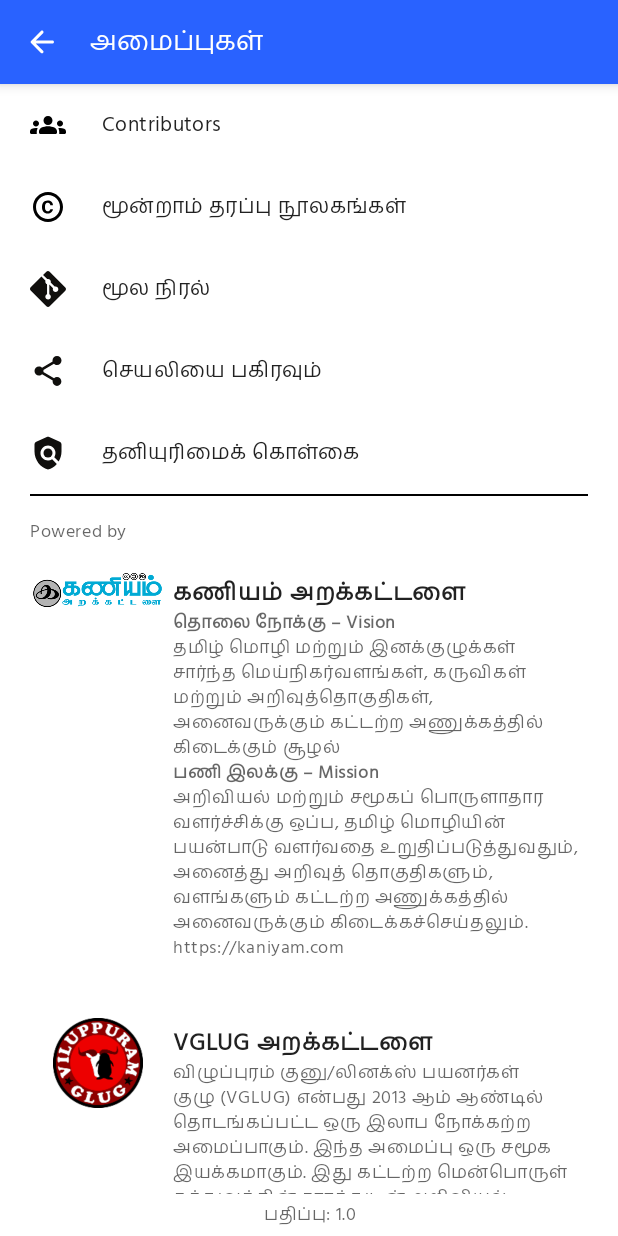
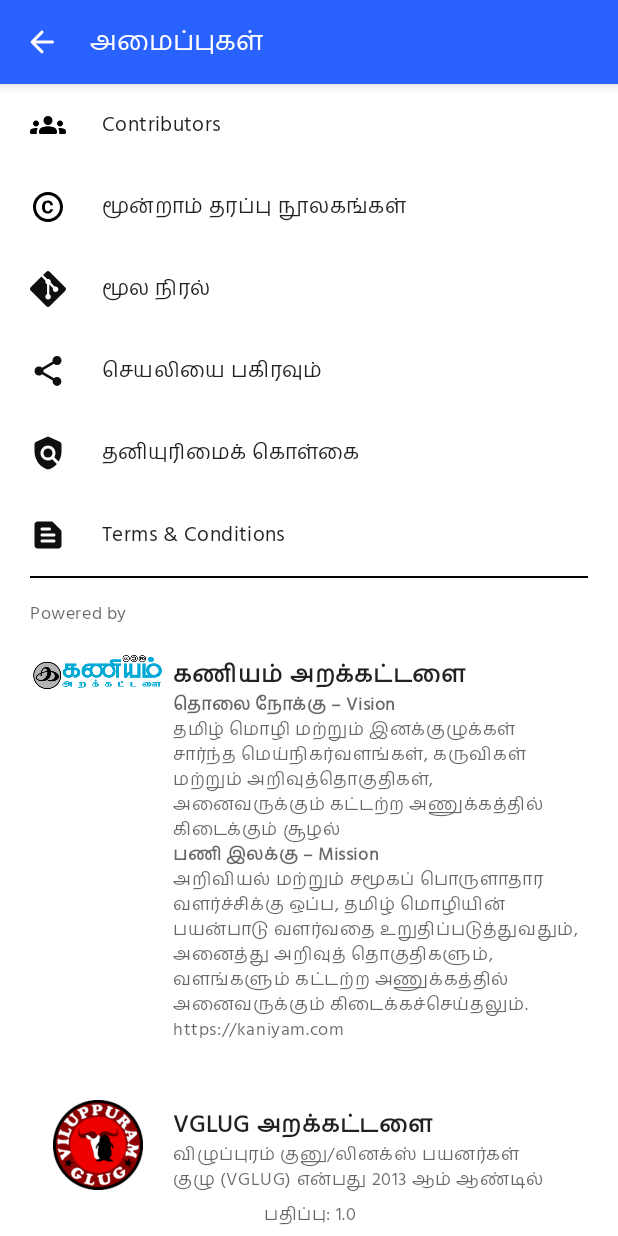
Before and after one commit to khaleeljageer/OCR-Tamil, an Android app: the SettingsActivity screen opened directly, with no data from a screen before it, on a phone screen of 412 x 824 dp. Run offline under Robolectric (Android 15) with nearby library versions, the phone set to English and light mode, and no system bars; our stand-ins replace Dagger/Hilt's generated code.

Commit message:
Privacy Policy, Terms and Conditions added

```diff
--- a/app/src/main/java/com/jskaleel/vizhi_tamil/ui/SettingsActivity.kt
+++ b/app/src/main/java/com/jskaleel/vizhi_tamil/ui/SettingsActivity.kt
@@ -40,6 +40,10 @@ class SettingsActivity : AppCompatActivity() {
             getString(R.string.vglug_foundation_desc),
             HtmlCompat.FROM_HTML_MODE_LEGACY
         )
+
+        binding.llPrivacyPolicy.setOnClickListener {
+            openUrl(Constants.PRIVACY_POLICY_URL)
+        }
 
         binding.layoutKaniyam.setOnClickListener {
             openUrl("http://www.kaniyam.com/")
--- /dev/null
+++ b/app/src/main/res/drawable/ic_round_text_24.xml
@@ -0,0 +1,10 @@
+<vector xmlns:android="http://schemas.android.com/apk/res/android"
+    android:width="24dp"
+    android:height="24dp"
+    android:autoMirrored="true"
+    android:viewportWidth="24"
+    android:viewportHeight="24">
+    <path
+        android:fillColor="#100f0d"
+        android:pathData="M14.17,3H5C3.9,3 3,3.9 3,5v14c0,1.1 0.9,2 2,2h14c1.1,0 2,-0.9 2,-2V9.83c0,-0.53 -0.21,-1.04 -0.59,-1.41l-4.83,-4.83C15.21,3.21 14.7,3 14.17,3L14.17,3zM8,15h8c0.55,0 1,0.45 1,1v0c0,0.55 -0.45,1 -1,1H8c-0.55,0 -1,-0.45 -1,-1v0C7,15.45 7.45,15 8,15zM8,11h8c0.55,0 1,0.45 1,1v0c0,0.55 -0.45,1 -1,1H8c-0.55,0 -1,-0.45 -1,-1v0C7,11.45 7.45,11 8,11zM8,7h5c0.55,0 1,0.45 1,1v0c0,0.55 -0.45,1 -1,1H8C7.45,9 7,8.55 7,8v0C7,7.45 7.45,7 8,7z" />
+</vector>
--- a/app/src/main/res/drawable/ic_round_upload_file_24.xml
+++ b/app/src/main/res/drawable/ic_round_upload_file_24.xml
@@ -1,9 +1,9 @@
 <vector xmlns:android="http://schemas.android.com/apk/res/android"
     android:width="24dp"
     android:height="24dp"
+    android:tint="?attr/colorControlNormal"
     android:viewportWidth="24"
-    android:viewportHeight="24"
-    android:tint="?attr/colorControlNormal">
+    android:viewportHeight="24">
     <path
         android:fillColor="@android:color/white"
         android:pathData="M19.41,7.41l-4.83,-4.83C14.21,2.21 13.7,2 13.17,2H6C4.9,2 4.01,2.9 4.01,4L4,20c0,1.1 0.89,2 1.99,2H18c1.1,0 2,-0.9 2,-2V8.83C20,8.3 19.79,7.79 19.41,7.41zM14.8,15H13v3c0,0.55 -0.45,1 -1,1s-1,-0.45 -1,-1v-3H9.21c-0.45,0 -0.67,-0.54 -0.35,-0.85l2.8,-2.79c0.2,-0.19 0.51,-0.19 0.71,0l2.79,2.79C15.46,14.46 15.24,15 14.8,15zM14,9c-0.55,0 -1,-0.45 -1,-1V3.5L18.5,9H14z" />
--- a/app/src/main/res/layout/activity_settings.xml
+++ b/app/src/main/res/layout/activity_settings.xml
@@ -155,6 +155,26 @@
                         app:fontFamily="@font/madurai" />
                 </LinearLayout>
 
+                <LinearLayout
+                    android:id="@+id/llTermsCondition"
+                    android:layout_width="match_parent"
+                    android:layout_height="wrap_content"
+                    android:orientation="vertical"
+                    android:paddingTop="@dimen/margin_15dp"
+                    android:paddingBottom="@dimen/margin_15dp">
+
+                    <com.google.android.material.textview.MaterialTextView
+                        android:id="@+id/txtTermsCondition"
+                        android:layout_width="wrap_content"
+                        android:layout_height="wrap_content"
+                        android:drawablePadding="24dp"
+                        android:gravity="center_vertical"
+                        android:text="@string/terms_amp_conditions"
+                        android:textAppearance="?attr/textAppearanceBody2"
+                        app:drawableStartCompat="@drawable/ic_round_text_24"
+                        app:fontFamily="@font/madurai" />
+                </LinearLayout>
+
                 <View
                     android:layout_width="match_parent"
                     android:layout_height="1dp"
```
Also changed, not shown: app/src/main/java/com/jskaleel/vizhi_tamil/utils/Constants.kt (+6 -1 lines), app/src/main/res/values/strings.xml (+4 -3 lines).
